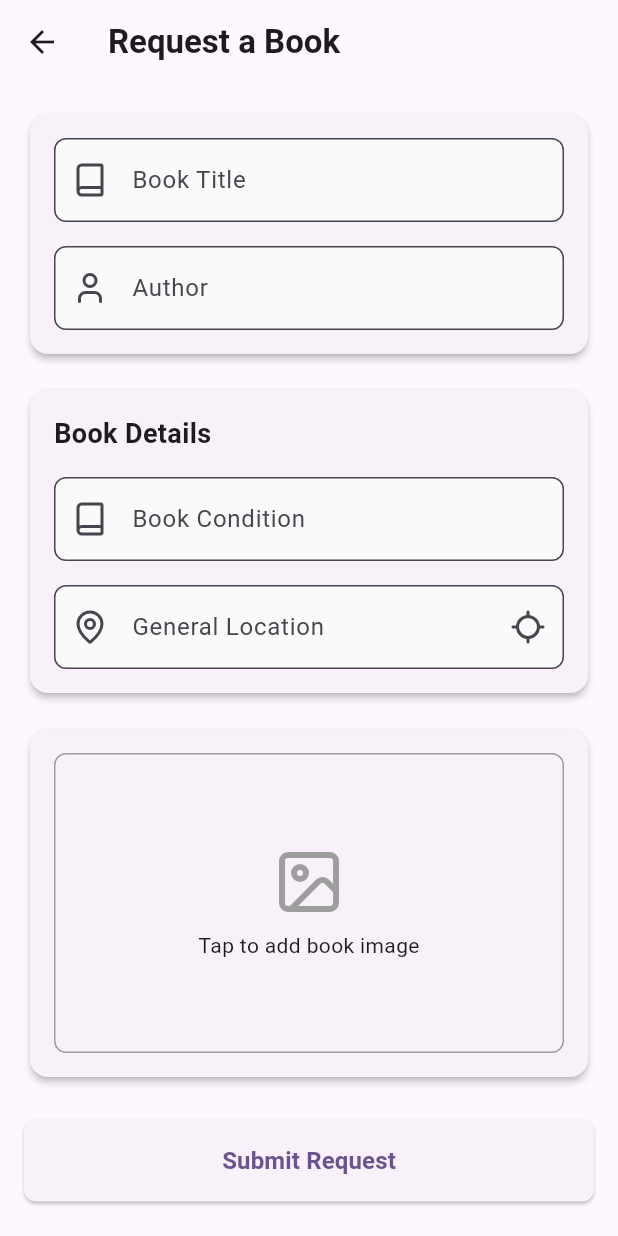
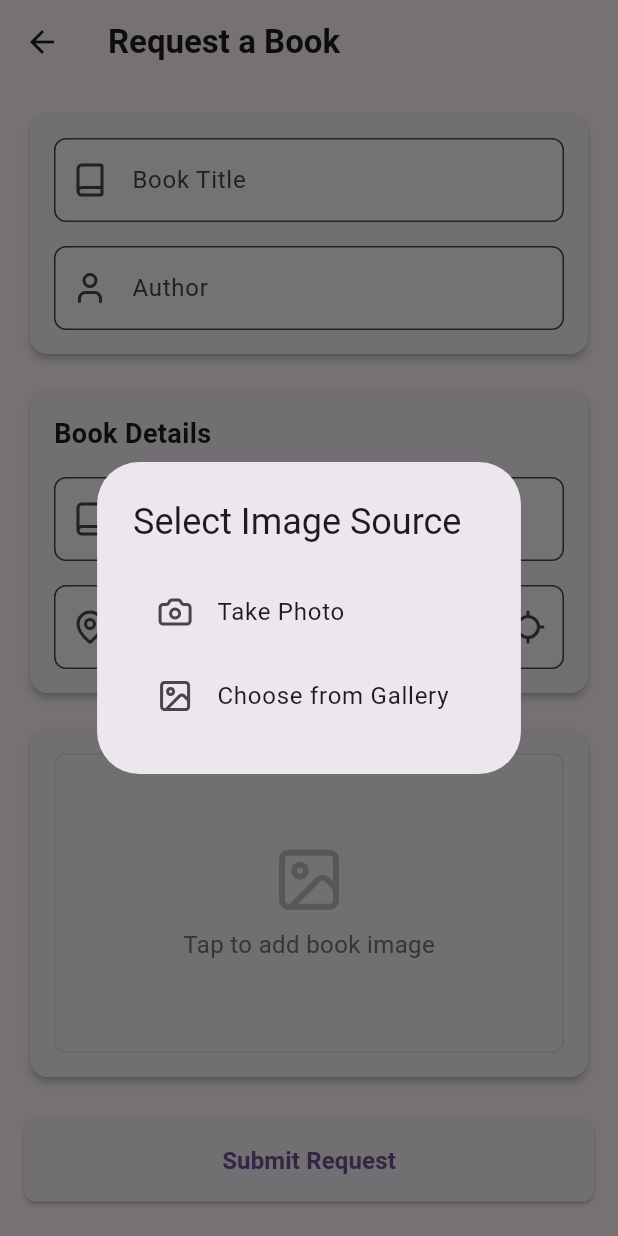
Before and after one commit to yosih48/bookes, a Flutter app: the BookRequestScreen screen opened directly, after a tap on "Tap to add book image", on a phone screen of 412 x 824 dp. Run offline on Flutter 3.47's test engine with Material 3 defaults, Android fonts, the phone set to English and light mode, and no system bars; our stand-ins replace cached_network_image, cloud_firestore, firebase_auth, firebase_core, firebase_messaging, firebase_storage and 7 more; missing offline and left inert: dart:ffi, flutter_google_places, google_api_headers; accounts and stored records are empty; generated files the repository leaves out were written again; network calls fail.

Commit message:
ImagePicker with taken photo

```diff
--- a/lib/widgets/ImagePicker.dart
+++ b/lib/widgets/ImagePicker.dart
@@ -1,131 +1,129 @@
-// lib/widgets/image_picker_widget.dart
-
 import 'package:flutter/material.dart';
 import 'package:image_picker/image_picker.dart';
+import 'dart:io';
 import 'package:lucide_icons/lucide_icons.dart';
-import 'dart:io';
-import 'package:permission_handler/permission_handler.dart';
+
 class ImagePickerWidget extends StatelessWidget {
   final File? selectedImage;
   final Function(File?) onImageSelected;
+  final String placeholder;
   final double height;
-  final String placeholder;
 
   const ImagePickerWidget({
     Key? key,
     required this.selectedImage,
     required this.onImageSelected,
-    this.height = 200,
-    this.placeholder = 'Tap to add image',
+    required this.placeholder,
+    required this.height,
   }) : super(key: key);
 
-  Future<void> _checkPermissionAndPickImage(BuildContext context) async {
-    print('dssssss');
+  Future<void> _showImageSourceDialog(BuildContext context) async {
+    await showDialog(
+      context: context,
+      builder: (BuildContext context) {
+        return AlertDialog(
+          title: const Text('Select Image Source'),
+          content: Column(
+            mainAxisSize: MainAxisSize.min,
+            children: [
+              ListTile(
+                leading: const Icon(LucideIcons.camera),
+                title: const Text('Take Photo'),
+                onTap: () {
+                  Navigator.pop(context);
+                  _pickImage(ImageSource.camera);
+                },
+              ),
+              ListTile(
+                leading: const Icon(LucideIcons.image),
+                title: const Text('Choose from Gallery'),
+                onTap: () {
+                  Navigator.pop(context);
+                  _pickImage(ImageSource.gallery);
+                },
+              ),
+            ],
+          ),
+        );
+      },
+    );
+  }
+
+  Future<void> _pickImage(ImageSource source) async {
     try {
-      // Check platform
-      if (Theme.of(context).platform == TargetPlatform.android) {
-        final status = await Permission.storage.status;
-        if (status.isDenied) {
-           print('Request permission');
-          // Request permission
-          final result = await Permission.storage.request();
-              print(result);
-          if (result.isDenied) {
-                print('Permission denied');
-            return; // Permission denied
-          }
-        }
-      }
- print('dssssss');
       final ImagePicker picker = ImagePicker();
       final XFile? image = await picker.pickImage(
-        source: ImageSource.gallery,
-        maxWidth: 1200, // Optional: limit image size
+        source: source,
+        maxWidth: 1200,
         maxHeight: 1200,
-        imageQuality: 85, // Optional: compress image
+        imageQuality: 85,
       );
 
       if (image != null) {
         onImageSelected(File(image.path));
       }
     } catch (e) {
-      debugPrint('Error picking image: $e');
-      // Show error message to user
-      if (context.mounted) {
-        ScaffoldMessenger.of(context).showSnackBar(
-          SnackBar(
-            content: Text('Error picking image: $e'),
-            backgroundColor: Colors.red,
-          ),
-        );
+      print('Error picking image: $e');
     }
   }
-  }
-  Future<void> _pickImage() async {
-    try {
-      final ImagePicker picker = ImagePicker();
-      final XFile? image = await picker.pickImage(source: ImageSource.gallery);
-      if (image != null) {
-        onImageSelected(File(image.path));
-      }
-    } catch (e) {
-      debugPrint('Error picking image: $e');
-    }
-  }
+
   @override
   Widget build(BuildContext context) {
-    return Column(
-      crossAxisAlignment: CrossAxisAlignment.stretch,
-      children: [
-        selectedImage != null
-            ? Container(
+    return InkWell(
+      onTap: () => _showImageSourceDialog(context),
+      child: Container(
         height: height,
         decoration: BoxDecoration(
-                  border: Border.all(color: Colors.grey),
+          color: Colors.grey[100],
           borderRadius: BorderRadius.circular(8),
+          border: Border.all(
+            color: Colors.grey[300]!,
+            width: 1,
           ),
-                child: Stack(
+        ),
+        child: selectedImage != null
+            ? Stack(
+                fit: StackFit.expand,
                 children: [
-                    Center(
+                  ClipRRect(
+                    borderRadius: BorderRadius.circular(8),
                     child: Image.file(
                       selectedImage!,
                       fit: BoxFit.cover,
                     ),
                   ),
                   Positioned(
+                    top: 8,
                     right: 8,
-                      top: 8,
                     child: IconButton(
                       icon: const Icon(LucideIcons.x),
                       onPressed: () => onImageSelected(null),
                       style: IconButton.styleFrom(
-                          backgroundColor: Colors.white.withOpacity(0.7),
+                        backgroundColor: Colors.white.withOpacity(0.8),
                       ),
                     ),
                   ),
                 ],
-                ),
               )
-            : InkWell(
-                    //  onTap: () => _checkPermissionAndPickImage(context),
-                     onTap:  _pickImage,
-                child: Container(
-                  height: height,
-                  decoration: BoxDecoration(
-                    border: Border.all(color: Colors.grey),
-                    borderRadius: BorderRadius.circular(8),
-                  ),
-                  child: Column(
+            : Column(
                 mainAxisAlignment: MainAxisAlignment.center,
                 children: [
-                      const Icon(LucideIcons.image, size: 48, color: Colors.grey),
+                  Icon(
+                    LucideIcons.image,
+                    size: 48,
+                    color: Colors.grey[400],
+                  ),
                   const SizedBox(height: 8),
-                      Text(placeholder),
+                  Text(
+                    placeholder,
+                    style: TextStyle(
+                      color: Colors.grey[600],
+                      fontSize: 16,
+                    ),
+                  ),
                 ],
               ),
       ),
-              ),
-      ],
     );
   }
 }
```
Also changed, not shown: 1 other file. Lines whose indentation alone changed are shown as unchanged.
